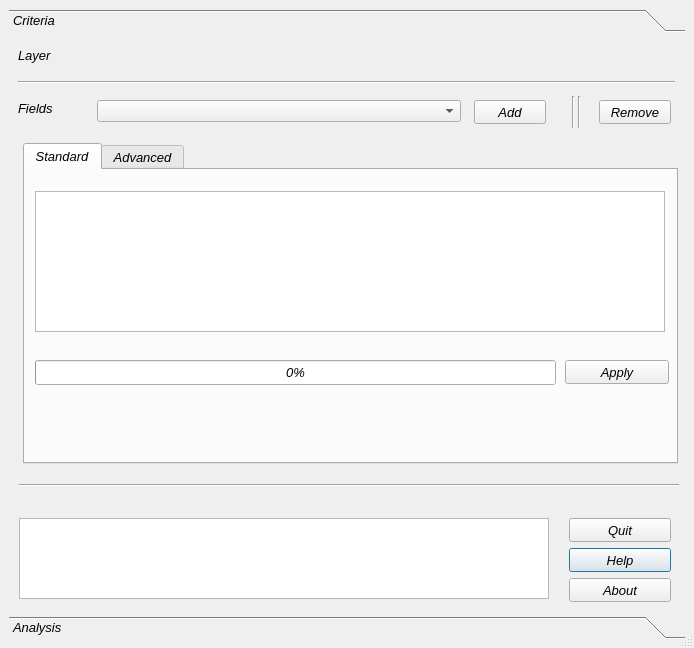
Old version of the form geoElectre.ui in the repository gmassei/VectorMCDA.
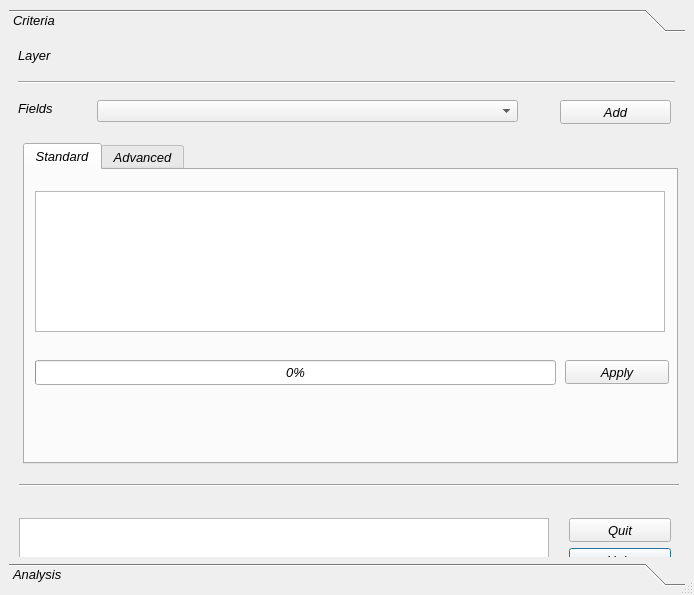
New version of the form. The open tabs and pages were chosen to show the change.

The edit to the form file:
```diff
--- a/geoElectre.ui
+++ b/geoElectre.ui
@@ -10,7 +10,7 @@
     <x>0</x>
     <y>0</y>
     <width>694</width>
-    <height>648</height>
+    <height>595</height>
    </rect>
   </property>
   <property name="maximumSize">
@@ -76,7 +76,7 @@
         <x>0</x>
         <y>0</y>
         <width>676</width>
-        <height>570</height>
+        <height>517</height>
        </rect>
       </property>
       <attribute name="label">
@@ -87,7 +87,7 @@
         <rect>
          <x>88</x>
          <y>62</y>
-         <width>364</width>
+         <width>421</width>
          <height>22</height>
         </rect>
        </property>
@@ -367,57 +367,12 @@
         </widget>
        </widget>
       </widget>
-      <widget class="Line" name="line_3">
-       <property name="geometry">
-        <rect>
-         <x>560</x>
-         <y>58</y>
-         <width>20</width>
-         <height>32</height>
-        </rect>
-       </property>
-       <property name="orientation">
-        <enum>Qt::Vertical</enum>
-       </property>
-      </widget>
-      <widget class="Line" name="line_6">
-       <property name="geometry">
-        <rect>
-         <x>554</x>
-         <y>58</y>
-         <width>20</width>
-         <height>32</height>
-        </rect>
-       </property>
-       <property name="orientation">
-        <enum>Qt::Vertical</enum>
-       </property>
-      </widget>
-      <widget class="QPushButton" name="EnvRemoveFieldBtn">
-       <property name="geometry">
-        <rect>
-         <x>590</x>
-         <y>62</y>
-         <width>72</width>
-         <height>24</height>
-        </rect>
-       </property>
-       <property name="maximumSize">
-        <size>
-         <width>16777215</width>
-         <height>24</height>
-        </size>
-       </property>
-       <property name="text">
-        <string>Remove</string>
-       </property>
-      </widget>
       <widget class="QPushButton" name="EnvAddFieldBtn">
        <property name="geometry">
         <rect>
-         <x>465</x>
+         <x>551</x>
          <y>62</y>
-         <width>72</width>
+         <width>111</width>
          <height>24</height>
         </rect>
        </property>
```
Left out of the diff: 40 changed lines with no effect on the pictures.
